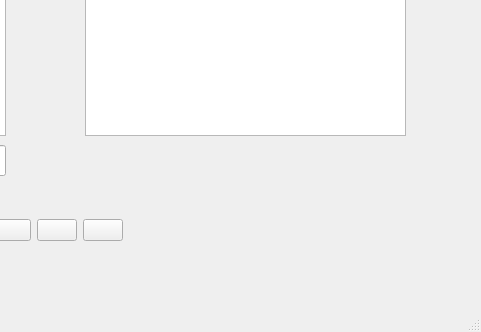
The window that src/gui/ui/mainwindow.ui (ravenvz/SprintTimer) describes before a commit, drawn with Qt 5; both pictures show x 335 to 816 and y 375 to 707 of the 816 by 707 pixel window.
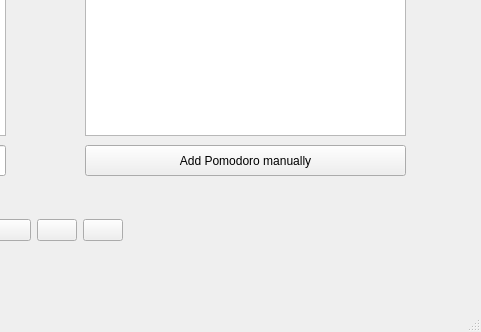
The same window after the commit. Icons and pictures are not drawn.

Commit message: Pomodoros can be now added manually if associated with todo item

Patch:
```diff
--- a/src/gui/ui/mainwindow.ui
+++ b/src/gui/ui/mainwindow.ui
@@ -942,6 +942,19 @@
      <string>Daily goal progress:</string>
     </property>
    </widget>
+   <widget class="QPushButton" name="btnAddPomodoroManually">
+    <property name="geometry">
+     <rect>
+      <x>420</x>
+      <y>520</y>
+      <width>321</width>
+      <height>31</height>
+     </rect>
+    </property>
+    <property name="text">
+     <string>Add Pomodoro manually</string>
+    </property>
+   </widget>
   </widget>
   <widget class="QMenuBar" name="menubar">
    <property name="geometry">
```
The commit also changes 7 other files.
